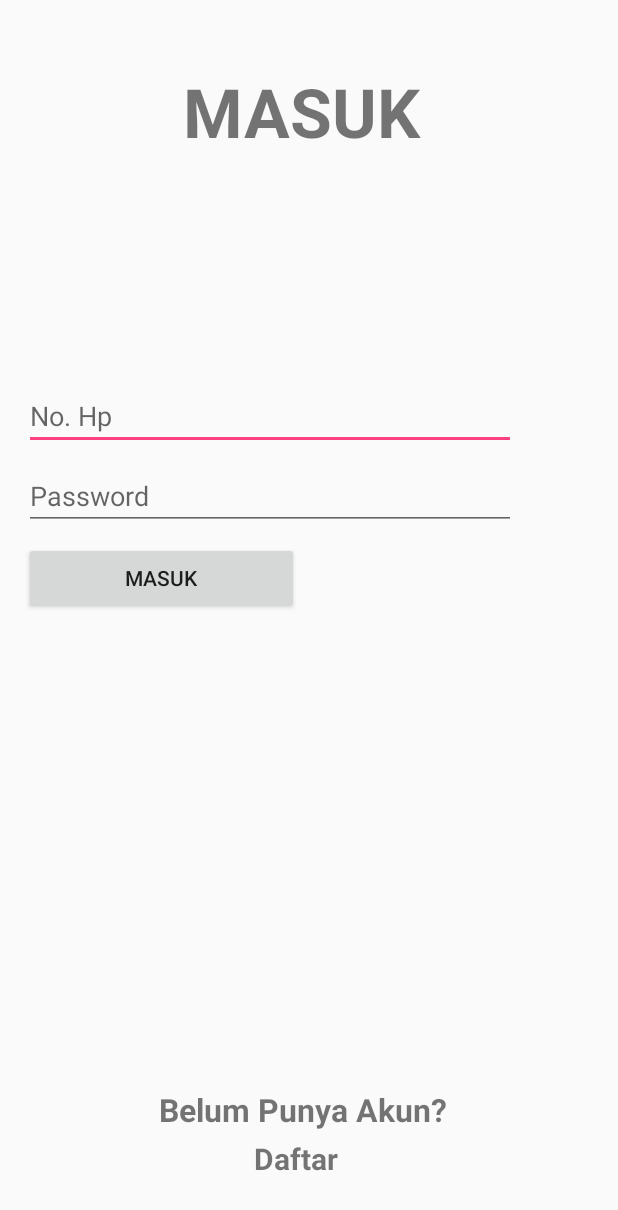
After one commit to SokaJamur/Soka, an Android app: the layout activity_login.xml on its own in the app's theme, with its tools: preview values and no code run, on a phone screen of 412 x 824 dp. The commit adds this screen. Shown: the top 1210 px of the screen. Run offline under Robolectric (Android 15) with nearby library versions, the phone set to English and light mode, and no system bars.

Commit message:
login dan home

```diff
--- a/SokaJamur/app/src/main/AndroidManifest.xml
+++ b/SokaJamur/app/src/main/AndroidManifest.xml
@@ -25,7 +25,7 @@
         <activity
             android:name=".Main2Activity"
             android:label="@string/title_activity_main2"
-            android:theme="@style/AppTheme.NoActionBar"></activity>
+            android:theme="@style/AppTheme.NoActionBar" />
     </application>
 
 </manifest>
--- /dev/null
+++ b/SokaJamur/app/src/main/res/layout/activity_login.xml
@@ -0,0 +1,116 @@
+<?xml version="1.0" encoding="utf-8"?>
+<android.support.constraint.ConstraintLayout xmlns:android="http://schemas.android.com/apk/res/android"
+    xmlns:app="http://schemas.android.com/apk/res-auto"
+    xmlns:tools="http://schemas.android.com/tools"
+    android:layout_width="match_parent"
+    android:layout_height="match_parent">
+
+    <TextView
+        android:id="@+id/textlogin"
+        android:layout_width="169dp"
+        android:layout_height="52dp"
+        android:layout_marginEnd="163dp"
+        android:layout_marginStart="163dp"
+        android:layout_marginTop="44dp"
+        android:text="MASUK"
+        android:textSize="45dp"
+        android:textStyle="bold"
+        app:layout_constraintEnd_toEndOf="parent"
+        app:layout_constraintHorizontal_bias="0.494"
+        app:layout_constraintStart_toStartOf="parent"
+        app:layout_constraintTop_toTopOf="parent" />
+
+    <LinearLayout
+        android:layout_width="368dp"
+        android:layout_height="214dp"
+        android:layout_marginBottom="8dp"
+        android:layout_marginEnd="8dp"
+        android:layout_marginStart="8dp"
+        android:layout_marginTop="8dp"
+        android:orientation="vertical"
+        app:layout_constraintBottom_toBottomOf="parent"
+        app:layout_constraintEnd_toEndOf="parent"
+        app:layout_constraintHorizontal_bias="0.0"
+        app:layout_constraintStart_toStartOf="parent"
+        app:layout_constraintTop_toBottomOf="@+id/textlogin"
+        app:layout_constraintVertical_bias="0.286">
+
+        <EditText
+            android:id="@+id/isianNo"
+            android:layout_width="match_parent"
+            android:layout_height="wrap_content"
+            android:layout_marginBottom="8dp"
+            android:layout_marginEnd="32dp"
+            android:layout_marginStart="8dp"
+            android:layout_marginTop="8dp"
+            android:ems="10"
+            android:hint="No. Hp"
+            android:inputType="number"
+            app:layout_constraintBottom_toTopOf="@+id/isianPass"
+            app:layout_constraintEnd_toEndOf="parent"
+            app:layout_constraintHorizontal_bias="1.0"
+            app:layout_constraintStart_toStartOf="parent"
+            app:layout_constraintTop_toBottomOf="@+id/textlogin"
+            app:layout_constraintVertical_bias="0.77" />
+
+        <EditText
+            android:id="@+id/isianPass"
+            android:layout_width="match_parent"
+            android:layout_height="wrap_content"
+            android:layout_marginEnd="32dp"
+            android:layout_marginStart="8dp"
+            android:ems="10"
+            android:hint="Password"
+            android:inputType="textPassword"
+            app:layout_constraintEnd_toEndOf="parent"
+            app:layout_constraintHorizontal_bias="1.0"
+            app:layout_constraintStart_toStartOf="parent"
+            tools:ignore="MissingConstraints"
+            tools:layout_editor_absoluteY="232dp" />
+
+        <Button
+            android:id="@+id/btnmasuk"
+            android:layout_width="183dp"
+            android:layout_height="wrap_content"
+            android:layout_marginBottom="8dp"
+            android:layout_marginEnd="8dp"
+            android:layout_marginStart="8dp"
+            android:layout_marginTop="8dp"
+            android:text="MASUK"
+            app:layout_constraintBottom_toTopOf="@+id/textView2"
+            app:layout_constraintEnd_toEndOf="parent"
+            app:layout_constraintHorizontal_bias="0.899"
+            app:layout_constraintStart_toStartOf="parent"
+            app:layout_constraintTop_toBottomOf="@+id/isianPass" />
+    </LinearLayout>
+
+    <TextView
+        android:id="@+id/textView2"
+        android:layout_width="200dp"
+        android:layout_height="33dp"
+        android:layout_marginEnd="8dp"
+        android:layout_marginStart="8dp"
+        android:text="Belum Punya Akun?"
+        android:textSize="21dp"
+        android:textStyle="bold"
+        app:layout_constraintBottom_toTopOf="@+id/textView3"
+        app:layout_constraintEnd_toEndOf="parent"
+        app:layout_constraintStart_toStartOf="parent"
+        tools:ignore="MissingConstraints" />
+
+    <TextView
+        android:id="@+id/textView3"
+        android:layout_width="73dp"
+        android:layout_height="33dp"
+        android:layout_marginBottom="32dp"
+        android:layout_marginEnd="8dp"
+        android:layout_marginStart="8dp"
+        android:text="Daftar"
+        android:textSize="20dp"
+        android:textStyle="bold"
+
+        app:layout_constraintBottom_toBottomOf="parent"
+        app:layout_constraintEnd_toEndOf="parent"
+        app:layout_constraintStart_toStartOf="parent" />
+
+</android.support.constraint.ConstraintLayout>
--- a/SokaJamur/app/src/main/res/values/strings.xml
+++ b/SokaJamur/app/src/main/res/values/strings.xml
@@ -7,4 +7,9 @@
 
     <string name="action_settings">Settings</string>
     <string name="title_activity_main2">Main2Activity</string>
+    <string name="title_activity_login_avtivity">LoginAvtivity</string>
+    <string name="title_activity_login">LoginActivity</string>
+    <string name="nav_header_title">Android Studio</string>
+    <string name="nav_header_subtitle">android.studio@android.com</string>
+    <string name="nav_header_desc">Navigation header</string>
 </resources>
```
Also changed, not shown: SokaJamur/app/src/main/res/layout/activity_daftar.xml (added, +141 -0 lines), SokaJamur/app/src/main/res/layout/activity_main.xml (deleted, +0 -38 lines), SokaJamur/app/src/main/res/menu/activity_login_drawer.xml (added, +38 -0 lines), SokaJamur/app/src/main/res/menu/login.xml (added, +9 -0 lines).
